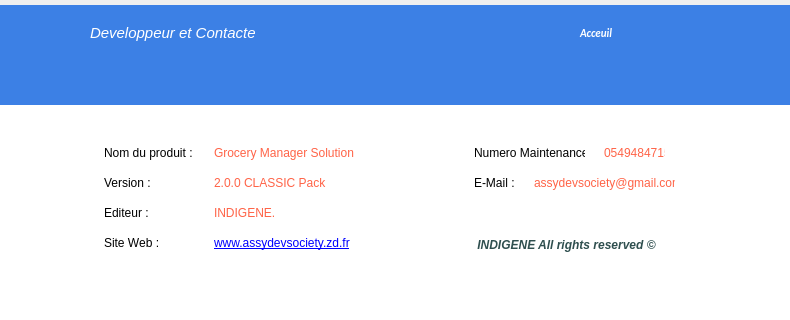
Old version of the form DESIGN/DIALOGS/developper.ui in the repository indigene-way/ERP_business_Manager; both pictures show x 280 to 1070 and y 0 to 320 of the 1371 by 751 pixel window.
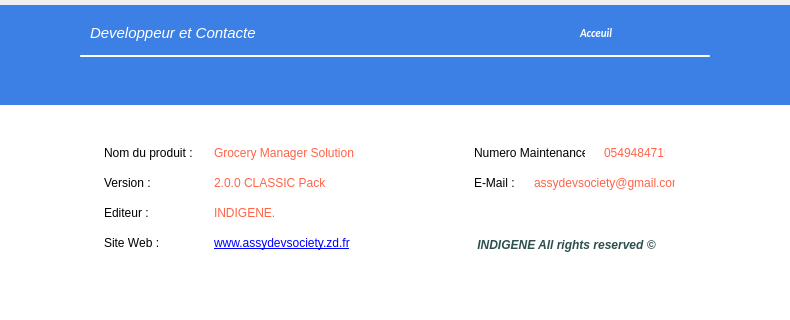
New version of the form. Icons and pictures are not drawn.

```diff
--- a/DESIGN/DIALOGS/developper.ui
+++ b/DESIGN/DIALOGS/developper.ui
@@ -204,6 +204,22 @@
      </size>
     </property>
    </widget>
+   <widget class="Line" name="line">
+    <property name="geometry">
+     <rect>
+      <x>360</x>
+      <y>50</y>
+      <width>630</width>
+      <height>2</height>
+     </rect>
+    </property>
+    <property name="styleSheet">
+     <string notr="true">background:white;color:white;</string>
+    </property>
+    <property name="orientation">
+     <enum>Qt::Horizontal</enum>
+    </property>
+   </widget>
   </widget>
   <widget class="QFrame" name="frame">
    <property name="geometry">
```
